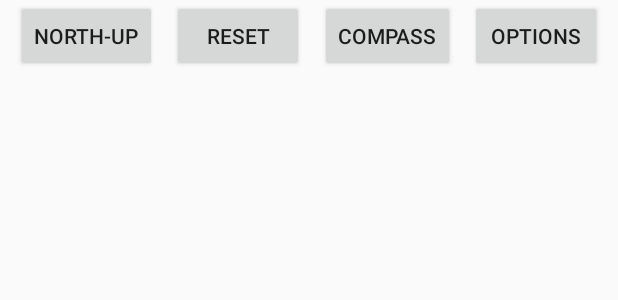
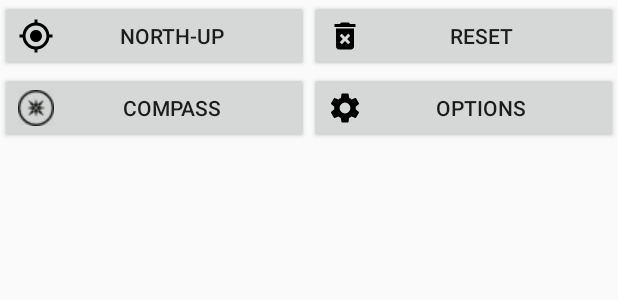
Before and after one commit to envomp/Totally-a-sports-app, an Android app: the layout header.xml on its own in the app's theme, with its tools: preview values and no code run, on a phone screen of 412 x 824 dp. Shown: the top 300 px of the screen. Run offline under Robolectric (Android 15) with nearby library versions, the phone set to English and light mode, and no system bars.

Commit message:
Made UI prettier

```diff
--- /dev/null
+++ b/app/src/main/res/drawable/ic_delete_forever_black_24dp.xml
@@ -0,0 +1,9 @@
+<vector xmlns:android="http://schemas.android.com/apk/res/android"
+        android:width="24dp"
+        android:height="24dp"
+        android:viewportWidth="24.0"
+        android:viewportHeight="24.0">
+    <path
+        android:fillColor="#FF000000"
+        android:pathData="M6,19c0,1.1 0.9,2 2,2h8c1.1,0 2,-0.9 2,-2L18,7L6,7v12zM8.46,11.88l1.41,-1.41L12,12.59l2.12,-2.12 1.41,1.41L13.41,14l2.12,2.12 -1.41,1.41L12,15.41l-2.12,2.12 -1.41,-1.41L10.59,14l-2.13,-2.12zM15.5,4l-1,-1h-5l-1,1L5,4v2h14L19,4z"/>
+</vector>
--- /dev/null
+++ b/app/src/main/res/drawable/ic_gps_fixed_black_24dp.xml
@@ -0,0 +1,9 @@
+<vector xmlns:android="http://schemas.android.com/apk/res/android"
+        android:width="24dp"
+        android:height="24dp"
+        android:viewportWidth="24.0"
+        android:viewportHeight="24.0">
+    <path
+        android:fillColor="#FF000000"
+        android:pathData="M12,8c-2.21,0 -4,1.79 -4,4s1.79,4 4,4 4,-1.79 4,-4 -1.79,-4 -4,-4zM20.94,11c-0.46,-4.17 -3.77,-7.48 -7.94,-7.94L13,1h-2v2.06C6.83,3.52 3.52,6.83 3.06,11L1,11v2h2.06c0.46,4.17 3.77,7.48 7.94,7.94L11,23h2v-2.06c4.17,-0.46 7.48,-3.77 7.94,-7.94L23,13v-2h-2.06zM12,19c-3.87,0 -7,-3.13 -7,-7s3.13,-7 7,-7 7,3.13 7,7 -3.13,7 -7,7z"/>
+</vector>
--- /dev/null
+++ b/app/src/main/res/drawable/ic_settings_black_24dp.xml
@@ -0,0 +1,9 @@
+<vector xmlns:android="http://schemas.android.com/apk/res/android"
+        android:width="24dp"
+        android:height="24dp"
+        android:viewportWidth="24"
+        android:viewportHeight="24">
+    <path
+        android:fillColor="#FF000000"
+        android:pathData="M19.1,12.9a2.8,2.8 0,0 0,0.1 -0.9,2.8 2.8,0 0,0 -0.1,-0.9l2.1,-1.6a0.7,0.7 0,0 0,0.1 -0.6L19.4,5.5a0.7,0.7 0,0 0,-0.6 -0.2l-2.4,1a6.5,6.5 0,0 0,-1.6 -0.9l-0.4,-2.6a0.5,0.5 0,0 0,-0.5 -0.4H10.1a0.5,0.5 0,0 0,-0.5 0.4L9.3,5.4a5.6,5.6 0,0 0,-1.7 0.9l-2.4,-1a0.4,0.4 0,0 0,-0.5 0.2l-2,3.4c-0.1,0.2 0,0.4 0.2,0.6l2,1.6a2.8,2.8 0,0 0,-0.1 0.9,2.8 2.8,0 0,0 0.1,0.9L2.8,14.5a0.7,0.7 0,0 0,-0.1 0.6l1.9,3.4a0.7,0.7 0,0 0,0.6 0.2l2.4,-1a6.5,6.5 0,0 0,1.6 0.9l0.4,2.6a0.5,0.5 0,0 0,0.5 0.4h3.8a0.5,0.5 0,0 0,0.5 -0.4l0.3,-2.6a5.6,5.6 0,0 0,1.7 -0.9l2.4,1a0.4,0.4 0,0 0,0.5 -0.2l2,-3.4c0.1,-0.2 0,-0.4 -0.2,-0.6ZM12,15.6A3.6,3.6 0,1 1,15.6 12,3.6 3.6,0 0,1 12,15.6Z"/>
+</vector>
--- a/app/src/main/res/layout-land/header.xml
+++ b/app/src/main/res/layout-land/header.xml
@@ -7,8 +7,9 @@
 
     <Button
         android:id="@+id/position"
-        android:layout_width="wrap_content"
-        android:layout_height="wrap_content"
+        android:layout_width="130dp"
+        android:layout_height="0dp"
+        android:drawableLeft="@drawable/ic_gps_fixed_black_24dp"
         android:text="north-up"
         app:layout_constraintBottom_toTopOf="@+id/reset"
         app:layout_constraintStart_toStartOf="parent"
@@ -16,8 +17,9 @@
 
     <Button
         android:id="@+id/reset"
-        android:layout_width="wrap_content"
-        android:layout_height="wrap_content"
+        android:layout_width="130dp"
+        android:layout_height="0dp"
+        android:drawableLeft="@drawable/ic_delete_forever_black_24dp"
         android:text="reset"
         app:layout_constraintBottom_toTopOf="@+id/compass"
         app:layout_constraintStart_toStartOf="parent"
@@ -25,8 +27,9 @@
 
     <Button
         android:id="@+id/compass"
-        android:layout_width="wrap_content"
-        android:layout_height="wrap_content"
+        android:layout_width="130dp"
+        android:layout_height="0dp"
+        android:drawableLeft="@drawable/compass"
         android:text="compass"
         app:layout_constraintBottom_toTopOf="@+id/options"
         app:layout_constraintStart_toStartOf="parent"
@@ -34,8 +37,9 @@
 
     <Button
         android:id="@+id/options"
-        android:layout_width="wrap_content"
-        android:layout_height="wrap_content"
+        android:layout_width="130dp"
+        android:layout_height="0dp"
+        android:drawableLeft="@drawable/ic_settings_black_24dp"
         android:text="Options"
         app:layout_constraintBottom_toBottomOf="parent"
         app:layout_constraintStart_toStartOf="parent"
--- a/app/src/main/res/layout/header.xml
+++ b/app/src/main/res/layout/header.xml
@@ -7,8 +7,9 @@
 
     <Button
         android:id="@+id/position"
-        android:layout_width="wrap_content"
+        android:layout_width="0dp"
         android:layout_height="wrap_content"
+        android:drawableLeft="@drawable/ic_gps_fixed_black_24dp"
         android:text="north-up"
         app:layout_constraintEnd_toStartOf="@+id/reset"
         app:layout_constraintHorizontal_bias="0.5"
@@ -17,31 +18,34 @@
 
     <Button
         android:id="@+id/reset"
-        android:layout_width="wrap_content"
+        android:layout_width="0dp"
         android:layout_height="wrap_content"
+        android:drawableLeft="@drawable/ic_delete_forever_black_24dp"
         android:text="reset"
-        app:layout_constraintEnd_toStartOf="@+id/compass"
+        app:layout_constraintEnd_toEndOf="parent"
         app:layout_constraintHorizontal_bias="0.5"
         app:layout_constraintStart_toEndOf="@+id/position"
         app:layout_constraintTop_toTopOf="parent" />
 
     <Button
         android:id="@+id/compass"
-        android:layout_width="wrap_content"
+        android:layout_width="0dp"
         android:layout_height="wrap_content"
+        android:drawableLeft="@drawable/compass"
         android:text="compass"
         app:layout_constraintEnd_toStartOf="@+id/options"
         app:layout_constraintHorizontal_bias="0.5"
-        app:layout_constraintStart_toEndOf="@+id/reset"
-        app:layout_constraintTop_toTopOf="parent" />
+        app:layout_constraintStart_toStartOf="parent"
+        app:layout_constraintTop_toBottomOf="@+id/position" />
 
     <Button
         android:id="@+id/options"
-        android:layout_width="wrap_content"
+        android:layout_width="0dp"
         android:layout_height="wrap_content"
+        android:drawableLeft="@drawable/ic_settings_black_24dp"
         android:text="Options"
         app:layout_constraintEnd_toEndOf="parent"
         app:layout_constraintHorizontal_bias="0.5"
         app:layout_constraintStart_toEndOf="@+id/compass"
-        app:layout_constraintTop_toTopOf="parent" />
+        app:layout_constraintTop_toBottomOf="@+id/reset" />
 </androidx.constraintlayout.widget.ConstraintLayout>
--- a/app/src/main/res/values/colors.xml
+++ b/app/src/main/res/values/colors.xml
@@ -1,8 +1,8 @@
 <?xml version="1.0" encoding="utf-8"?>
 <resources>
-    <color name="colorPrimary">#6200EE</color>
-    <color name="colorPrimaryDark">#3700B3</color>
+    <color name="colorPrimary">#009688</color>
+    <color name="colorPrimaryDark">#5B8A5D</color>
     <color name="colorAccent">#03DAC5</color>
-    <color name="colorOrange">#FF5722</color>
-    <color name="colorOrangeActive">#FF9800</color>
+    <color name="colorGreen">#8BC34A</color>
+    <color name="colorGreener">#4CAF50</color>
 </resources>
```
Also changed, not shown: app/src/main/java/ee/taltech/spormapsapp/MainActivity.kt (+25 -24 lines), app/src/main/res/drawable/ic_compare_arrows_black_24dp.xml (added, +9 -0 lines), app/src/main/res/drawable/compass.png (added), app/src/main/res/drawable/waypoint.png.
